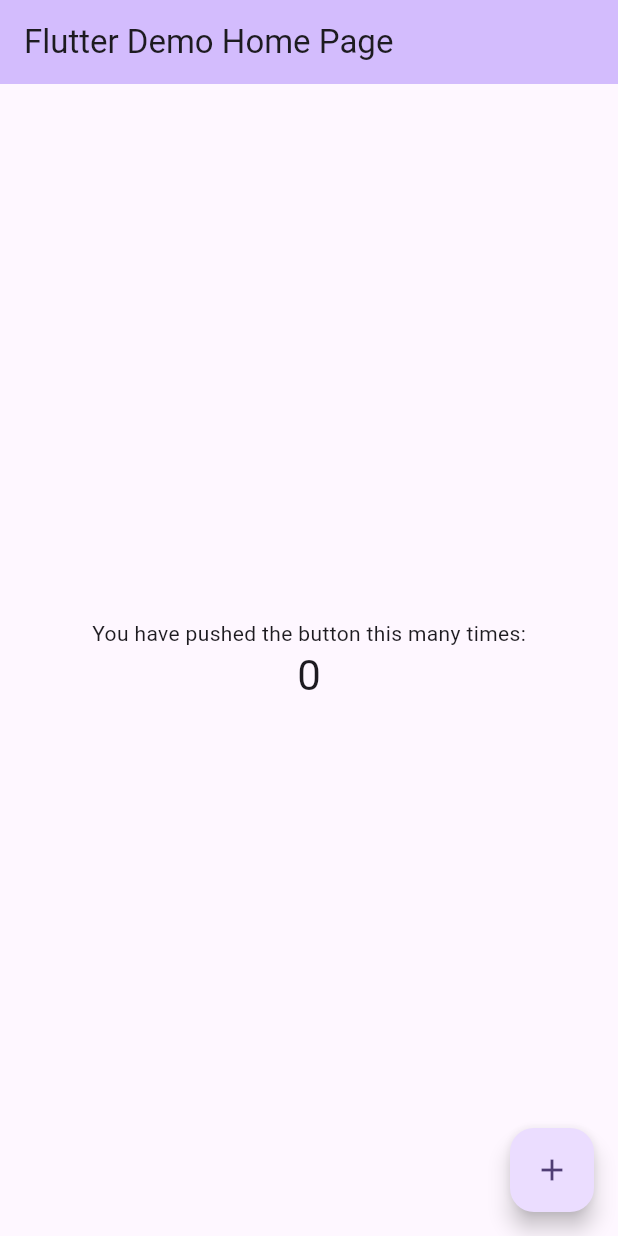
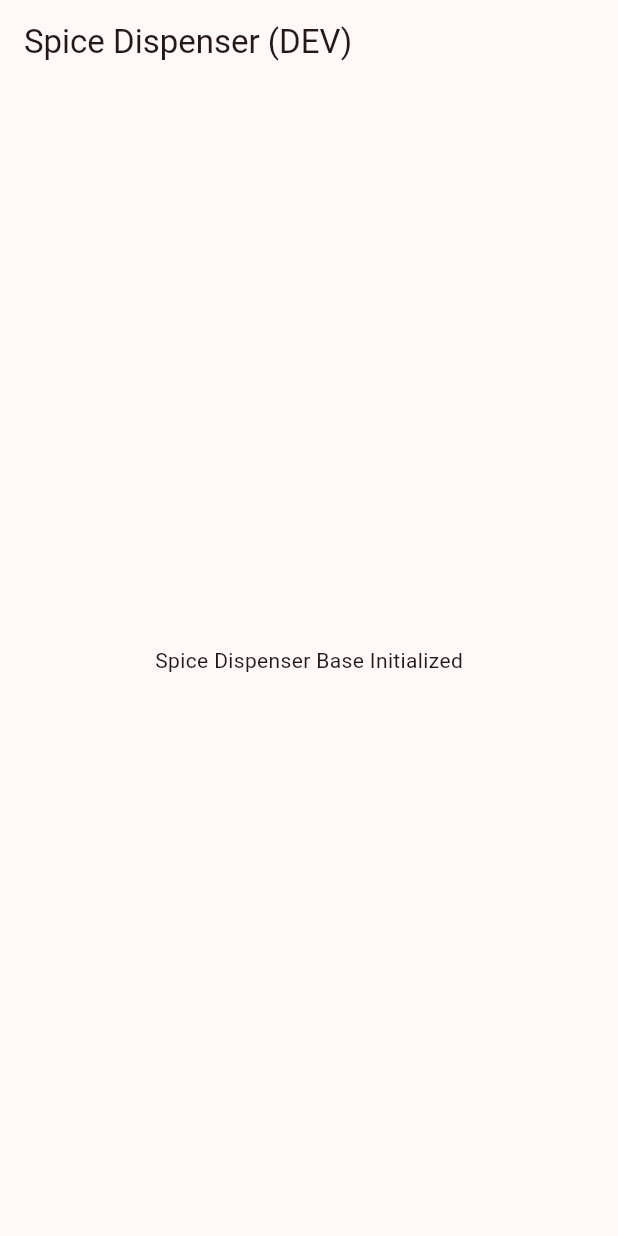
Before and after one commit to MahmoudAyman/spice_dispenser_control_app, a Flutter app: the screen it shows after launch, on a phone screen of 412 x 824 dp. Run offline on Flutter 3.47's test engine with Material 3 defaults, Android fonts, the phone set to English and light mode, and no system bars; our stand-ins replace flutter_riverpod.

Commit message:
updated app entry point

```diff
--- /dev/null
+++ b/spice_dispenser_app/lib/app.dart
@@ -0,0 +1,25 @@
+import 'package:flutter/material.dart';
+import 'core/utils/flavor_config.dart';
+
+class SpiceDispenserApp extends StatelessWidget {
+  const SpiceDispenserApp({super.key});
+
+  @override
+  Widget build(BuildContext context) {
+    return MaterialApp(
+      title: FlavorConfig.instance.appTitle,
+      debugShowCheckedModeBanner: FlavorConfig.isDev,
+      theme: ThemeData(
+        useMaterial3: true,
+        colorSchemeSeed: Colors.deepOrange,
+      ),
+      // Landing point for the app
+      home: Scaffold(
+        appBar: AppBar(title: Text(FlavorConfig.instance.appTitle)),
+        body: const Center(
+          child: Text('Spice Dispenser Base Initialized'),
+        ),
+      ),
+    );
+  }
+}
--- /dev/null
+++ b/spice_dispenser_app/lib/core/utils/flavor_config.dart
@@ -0,0 +1,19 @@
+enum Flavor { dev, mock, prod }
+
+class FlavorConfig {
+  final Flavor flavor;
+  final String appTitle;
+
+  static FlavorConfig? _instance;
+
+  FlavorConfig._internal(this.flavor, this.appTitle);
+
+  static void initialize({required Flavor flavor, required String appTitle}) {
+    _instance = FlavorConfig._internal(flavor, appTitle);
+  }
+
+  static FlavorConfig get instance => _instance!;
+
+  static bool get isDev => _instance?.flavor == Flavor.dev;
+  static bool get isMock => _instance?.flavor == Flavor.mock;
+}
--- a/spice_dispenser_app/lib/main.dart
+++ b/spice_dispenser_app/lib/main.dart
@@ -1,122 +1,20 @@
 import 'package:flutter/material.dart';
+import 'package:flutter_riverpod/flutter_riverpod.dart';
+import 'app.dart';
+import 'core/utils/flavor_config.dart';
 
 void main() {
-  runApp(const MyApp());
+  WidgetsFlutterBinding.ensureInitialized();
+
+  // Initialize with Dev flavor by default
+  FlavorConfig.initialize(
+    flavor: Flavor.dev,
+    appTitle: 'Spice Dispenser (DEV)',
+  );
+
+  runApp(
+    const ProviderScope(
+      child: SpiceDispenserApp(),
+    ),
+  );
 }
-
-class MyApp extends StatelessWidget {
-  const MyApp({super.key});
-
-  // This widget is the root of your application.
-  @override
-  Widget build(BuildContext context) {
-    return MaterialApp(
-      title: 'Flutter Demo',
-      theme: ThemeData(
-        // This is the theme of your application.
-        //
-        // TRY THIS: Try running your application with "flutter run". You'll see
-        // the application has a purple toolbar. Then, without quitting the app,
-        // try changing the seedColor in the colorScheme below to Colors.green
-        // and then invoke "hot reload" (save your changes or press the "hot
-        // reload" button in a Flutter-supported IDE, or press "r" if you used
-        // the command line to start the app).
-        //
-        // Notice that the counter didn't reset back to zero; the application
-        // state is not lost during the reload. To reset the state, use hot
-        // restart instead.
-        //
-        // This works for code too, not just values: Most code changes can be
-        // tested with just a hot reload.
-        colorScheme: .fromSeed(seedColor: Colors.deepPurple),
-      ),
-      home: const MyHomePage(title: 'Flutter Demo Home Page'),
-    );
-  }
-}
-
-class MyHomePage extends StatefulWidget {
-  const MyHomePage({super.key, required this.title});
-
-  // This widget is the home page of your application. It is stateful, meaning
-  // that it has a State object (defined below) that contains fields that affect
-  // how it looks.
-
-  // This class is the configuration for the state. It holds the values (in this
-  // case the title) provided by the parent (in this case the App widget) and
-  // used by the build method of the State. Fields in a Widget subclass are
-  // always marked "final".
-
-  final String title;
-
-  @override
-  State<MyHomePage> createState() => _MyHomePageState();
-}
-
-class _MyHomePageState extends State<MyHomePage> {
-  int _counter = 0;
-
-  void _incrementCounter() {
-    setState(() {
-      // This call to setState tells the Flutter framework that something has
-      // changed in this State, which causes it to rerun the build method below
-      // so that the display can reflect the updated values. If we changed
-      // _counter without calling setState(), then the build method would not be
-      // called again, and so nothing would appear to happen.
-      _counter++;
-    });
-  }
-
-  @override
-  Widget build(BuildContext context) {
-    // This method is rerun every time setState is called, for instance as done
-    // by the _incrementCounter method above.
-    //
-    // The Flutter framework has been optimized to make rerunning build methods
-    // fast, so that you can just rebuild anything that needs updating rather
-    // than having to individually change instances of widgets.
-    return Scaffold(
-      appBar: AppBar(
-        // TRY THIS: Try changing the color here to a specific color (to
-        // Colors.amber, perhaps?) and trigger a hot reload to see the AppBar
-        // change color while the other colors stay the same.
-        backgroundColor: Theme.of(context).colorScheme.inversePrimary,
-        // Here we take the value from the MyHomePage object that was created by
-        // the App.build method, and use it to set our appbar title.
-        title: Text(widget.title),
-      ),
-      body: Center(
-        // Center is a layout widget. It takes a single child and positions it
-        // in the middle of the parent.
-        child: Column(
-          // Column is also a layout widget. It takes a list of children and
-          // arranges them vertically. By default, it sizes itself to fit its
-          // children horizontally, and tries to be as tall as its parent.
-          //
-          // Column has various properties to control how it sizes itself and
-          // how it positions its children. Here we use mainAxisAlignment to
-          // center the children vertically; the main axis here is the vertical
-          // axis because Columns are vertical (the cross axis would be
-          // horizontal).
-          //
-          // TRY THIS: Invoke "debug painting" (choose the "Toggle Debug Paint"
-          // action in the IDE, or press "p" in the console), to see the
-          // wireframe for each widget.
-          mainAxisAlignment: .center,
-          children: [
-            const Text('You have pushed the button this many times:'),
-            Text(
-              '$_counter',
-              style: Theme.of(context).textTheme.headlineMedium,
-            ),
-          ],
-        ),
-      ),
-      floatingActionButton: FloatingActionButton(
-        onPressed: _incrementCounter,
-        tooltip: 'Increment',
-        child: const Icon(Icons.add),
-      ),
-    );
-  }
-}
```
